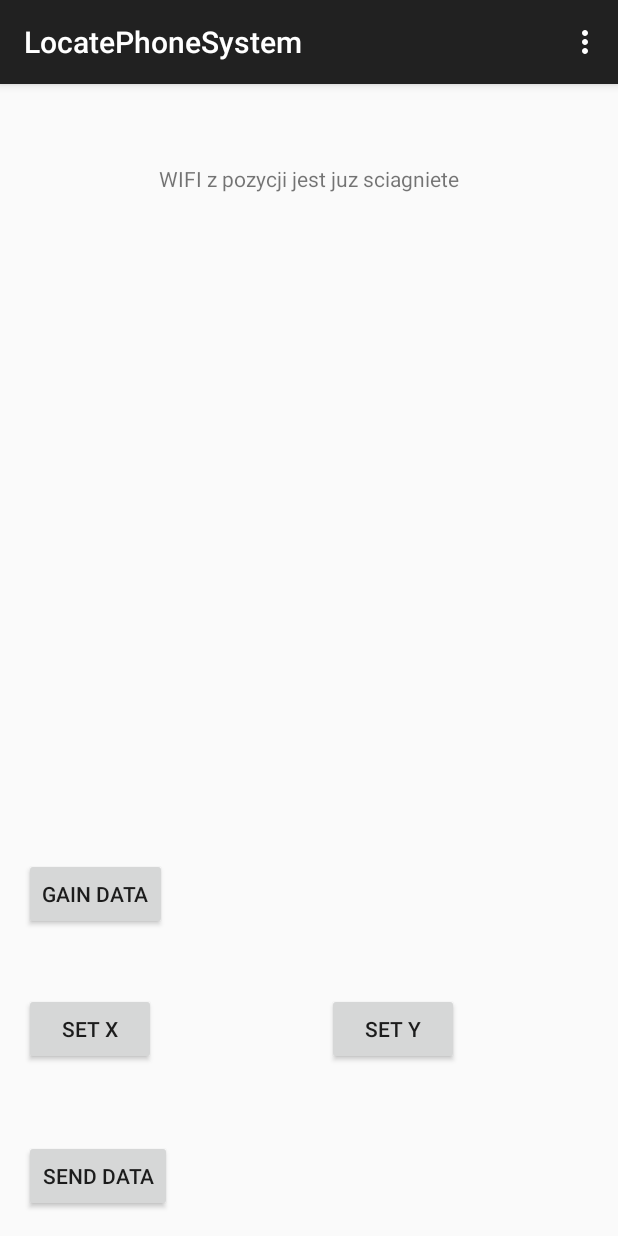
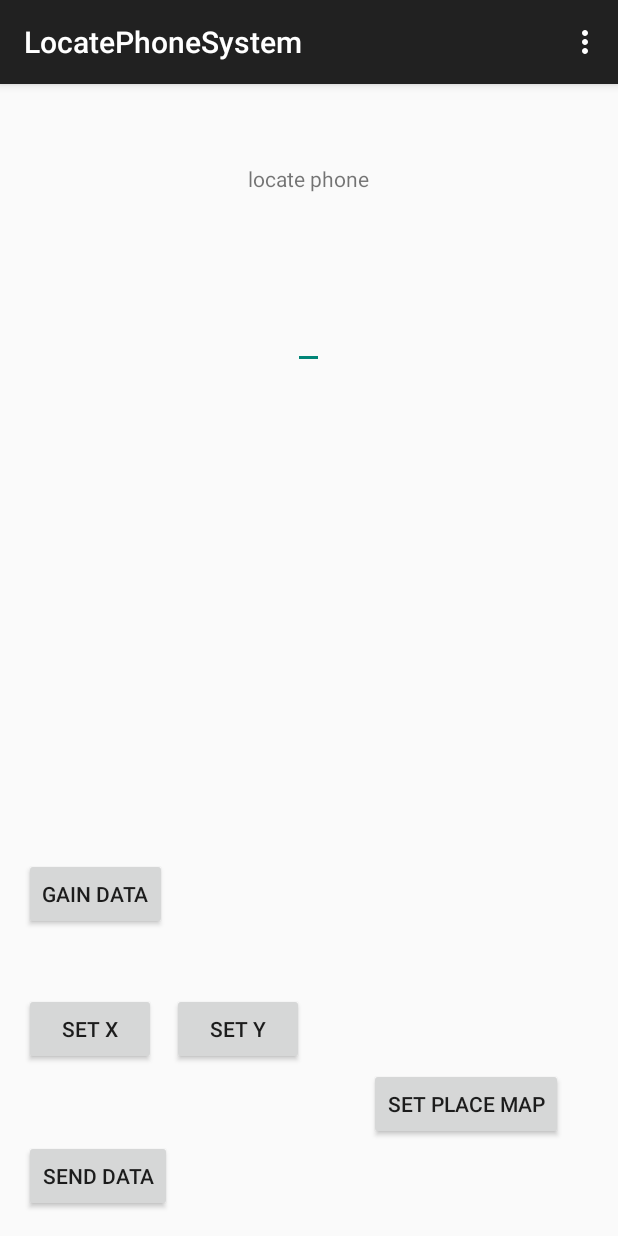
Before and after one commit to Pankejk/locatePhone, an Android app: the screen it shows after launch (MainActivity), in the options menu, after a tap on "Settings", on a phone screen of 412 x 824 dp. Run offline under Robolectric (Android 15) with nearby library versions, the phone set to English and light mode, and no system bars.

Commit message:
ADD NEW GUI. CREATE GAIN DATA CLASS.

```diff
--- a/LocatePhoneSystem/app/src/main/AndroidManifest.xml
+++ b/LocatePhoneSystem/app/src/main/AndroidManifest.xml
@@ -26,6 +26,12 @@
                 <category android:name="android.intent.category.LAUNCHER" />
             </intent-filter>
         </activity>
+
+        <service
+            android:name=".GainData"
+            android:enabled="true" >
+        </service>
+
     </application>
 
 </manifest>
--- a/LocatePhoneSystem/app/src/main/java/com/example/mike/locatephonesystem/MainActivity.java
+++ b/LocatePhoneSystem/app/src/main/java/com/example/mike/locatephonesystem/MainActivity.java
@@ -2,6 +2,7 @@ package com.example.mike.locatephonesystem;
 
 import android.app.Activity;
 import android.content.Context;
+import android.content.Intent;
 import android.hardware.Sensor;
 import android.hardware.SensorEvent;
 import android.hardware.SensorEventListener;
@@ -18,6 +19,7 @@ import android.view.Menu;
 import android.view.MenuItem;
 import android.view.View;
 import android.widget.Button;
+import android.widget.EditText;
 import android.widget.TextView;
 import android.widget.Toast;
 
@@ -54,11 +56,16 @@ public class MainActivity extends ActionBarActivity implements SensorEventListen
     private static List<String> rssiJson = new ArrayList<String>();
     //private static List<String> locationMagneticJson = new ArrayList<String>();
     //private static List<String> locationRssiJson = new ArrayList<String>();
-    List<StringEntity> magneticEntity = null;
-    List<StringEntity> rssiEntity = null;
+    List<StringEntity> entityMagnetic = new ArrayList<>();
+    List<StringEntity> entityRssi = new ArrayList<>();
     private static Float x = Float.valueOf(0);
     private static Float y = Float.valueOf(0);
+    private static String place_name = "DEFAULT";
+
     private static TextView textView;
+    private static EditText editText;
+
+    private static GainData dataCollector;
 
 
 
@@ -71,19 +78,22 @@ public class MainActivity extends ActionBarActivity implements SensorEventListen
         Button button2 = (Button) findViewById(R.id.button2);
         button2.setOnClickListener(this);
         Button button3 = (Button) findViewById(R.id.button3);
-        button2.setOnClickListener(this);
+        button3.setOnClickListener(this);
         Button button4 = (Button) findViewById(R.id.button4);
-        button2.setOnClickListener(this);
+        button4.setOnClickListener(this);
+        Button button5 = (Button) findViewById(R.id.button4);
+        button5.setOnClickListener(this);
         textView = (TextView) findViewById(R.id.textView);
+        editText = (EditText) findViewById(R.id.editText);
 
-        mSensorManager = (SensorManager) getSystemService(Context.SENSOR_SERVICE);
-
-        wifiManager = (WifiManager) getSystemService(Context.WIFI_SERVICE);
+        //mSensorManager = (SensorManager) getSystemService(Context.SENSOR_SERVICE);
+        //wifiManager = (WifiManager) getSystemService(Context.WIFI_SERVICE);
         /*for (ScanResult item : wifiSeen){
             Log.i("Info" , item.toString());
         }*/
 
-        if (mSensorManager.getDefaultSensor(Sensor.TYPE_MAGNETIC_FIELD) != null){
+        //dataCollector = new GainData(this);
+       // if (mSensorManager.getDefaultSensor(Sensor.TYPE_MAGNETIC_FIELD) != null){
             // Success! There's a magnetometer.
            /* String status= "";
             List<Sensor> mmSensor = mSensorManager.getSensorList(Sensor.TYPE_MAGNETIC_FIELD);
@@ -138,16 +148,23 @@ public class MainActivity extends ActionBarActivity implements SensorEventListen
             //new HttpAsyncTask().execute("http://hmkcode.appspot.com/jsonservlet");
 
             //Log.i("Max delay: ", maxDelay.toString());
-        }
-        else {
+       // }
+        //else {
             // Failure! No magnetometer.
-        }
+       // }
     }
 
     public void onClick(View v) {
         switch (v.getId()) {
             case  R.id.button: {
-                magneticList.clear();
+                Intent intent = new Intent(this, GainData.class);
+                intent.putExtra(GainData.X_INTENT,x);
+                intent.putExtra(GainData.Y_INTENT,y);
+                intent.putExtra(GainData.PLACE_NAME_INTENT,place_name);
+
+                startService(intent);
+                //dataCollector.startGainData(x,y, place_name);
+                /*magneticList.clear();
                 wifiSeen.clear();
                 textView.clearComposingText();
                 List<Sensor> mmSensor = mSensorManager.getSensorList(Sensor.TYPE_MAGNETIC_FIELD);
@@ -174,7 +191,7 @@ public class MainActivity extends ActionBarActivity implements SensorEventListen
                     } catch (JSONException e) {
                         e.printStackTrace();
                     }
-                }
+                }*/
                 break;
                 //new HttpAsyncTask().execute("http://hmkcode.appspot.com/jsonservlet");
                 // do something for button 1 click
@@ -184,15 +201,23 @@ public class MainActivity extends ActionBarActivity implements SensorEventListen
                 // do something for button 2 click
                 //preapreStringEntity();
                 //sendData();//new HttpAsyncTask().execute("http://hmkcode.appspot.com/jsonservlet");//sendData();
-                new HttpAsyncTask().execute("http://hmkcode.appspot.com/jsonservlet");
+                //entityRssi = dataCollector.getMagneticEntityList();
+                //entityMagnetic = dataCollector.getRssiEntityList();
+                //new HttpAsyncTask().execute("http://hmkcode.appspot.com/jsonservlet");
                 break;
             }
 
             case R.id.button3:{
                 x +=1;
+                break;
             }
             case R.id.button4:{
                 y +=2;
+                break;
+            }
+            case R.id.button5:{
+                this.place_name=editText.getText().toString();
+                break;
             }
         }
     }
@@ -251,7 +276,7 @@ public class MainActivity extends ActionBarActivity implements SensorEventListen
         Log.i("INFO", "JSONY GOTOWE");
 
     }
-
+/*
     public void preapreStringEntity(){
 
         try {
@@ -267,7 +292,7 @@ public class MainActivity extends ActionBarActivity implements SensorEventListen
             e.printStackTrace();
         }
         Log.i("Max delay: ", "String entity gotowe");
-    }
+    }*/
 
     public StringEntity prepareStringEntity(String tmp){
 
@@ -284,7 +309,7 @@ public class MainActivity extends ActionBarActivity implements SensorEventListen
     }
 
     public String sendData(){
-        Log.i("Max delay: ", "Weszło");
+        Log.i("MAIN ACTIVITY ", "Weszło");
         //magneticList.add("Michalzxc");
         //magneticList.add("Pawel");
         InputStream inputStream = null;
@@ -293,15 +318,15 @@ public class MainActivity extends ActionBarActivity implements SensorEventListen
 
             HttpParams httpParameters = new BasicHttpParams();
             int timeoutConnection = 4000;
-            Log.i("Max delay: ", "11111111111");
+            Log.i("MAIN ACTIVITY: ", "11111111111");
             HttpConnectionParams.setConnectionTimeout(httpParameters, timeoutConnection);
             int timeoutSocket = 6000;
-            Log.i("Max delay: ", "2222222222222222");
+            Log.i("MAIN ACTIVITY: ", "2222222222222222");
             HttpConnectionParams.setSoTimeout(httpParameters, timeoutSocket);
-            Log.i("Max delay: ", "3333333333333333333");
+            Log.i("MAIN ACTIVITY: ", "3333333333333333333");
             HttpClient httpclient = new DefaultHttpClient();
-            URI absolute = new URI("http://192.168.1.19:81");
-            Log.i("Max delay: ", "44444444444444444444444");
+            URI absolute = new URI("http://192.168.1.31:8080");
+            Log.i("MAIN ACTIVITY: ", "44444444444444444444444");
             //String json = "";
             /*JSONObject jsonObject = new JSONObject();
             for (String item : magneticList) {
@@ -316,7 +341,7 @@ public class MainActivity extends ActionBarActivity implements SensorEventListen
 
             // 5. set json to StringEntity
 
-            Log.i("Max delay: ", "5555555555555555555555555555");
+            /*Log.i("MAIN ACTIVITY: ", "5555555555555555555555555555");
             //StringEntity se = new StringEntity(json);
             // 6. set httpPost Entity
             for (String se : magneticJson){
@@ -324,11 +349,11 @@ public class MainActivity extends ActionBarActivity implements SensorEventListen
                 httpPost.setEntity(prepareStringEntity(se));
                 httpPost.setHeader("Accept", "application/json");
                 httpPost.setHeader("content-type", "application/json");
-                Log.i("Max delay: ", "66666666666666666666");
+                Log.i("MAIN ACTIVITY: ", "66666666666666666666");
                 if (isConnected()){
                     Log.i("CONTENT",se);
                     HttpResponse httpResponse = httpclient.execute(httpPost);
-                    Log.i("Max delay: ", "777777777777777777777777  ");
+                    Log.i("MAIN ACTIVITY: ", "777777777777777777777777  ");
                     Log.i("INFO", httpResponse.toString());
                 }
 
@@ -342,33 +367,38 @@ public class MainActivity extends ActionBarActivity implements SensorEventListen
                 httpPost.setEntity(prepareStringEntity(se));
                 httpPost.setHeader("Accept", "application/json");
                 httpPost.setHeader("content-type", "application/json");
-                Log.i("Max delay: ", "8888888888888");
+                Log.i("MAIN ACTIVITY: ", "8888888888888");
                 if (isConnected()) {
                     HttpResponse httpResponse = httpclient.execute(httpPost);
-                    Log.i("Max delay: ", "999999999999999999999  ");
+                    Log.i("MAIN ACTIVITY: ", "999999999999999999999  ");
                     Log.i("INFO", httpResponse.toString());
                 }
+            }*/
+            HttpPost httpPost = new HttpPost(absolute);
+            Log.i("MAIN ACTIVITY: ", "66666666666666666666");
+            httpPost.setEntity(entityMagnetic.get(0));
+            for (StringEntity en : entityRssi){
+                httpPost.setEntity(en);
             }
-            /*HttpPost httpPost = new HttpPost(absolute);
-            Log.i("Max delay: ", "66666666666666666666");
-            httpPost.setEntity(prepareStringEntity(rssiJson.get(0)));
-            Log.i("Max delay: ", "7777777777777777777777777777");
+
+            Log.i("MAIN ACTIVITY: ", "7777777777777777777777777777");
             httpPost.setHeader("Accept", "application/json");
-            Log.i("Max delay: ", "888888888888888888888");
+            Log.i("MAIN ACTIVITY: ", "888888888888888888888");
             httpPost.setHeader("content-type", "application/json");
             //Log.i("POST:" , prepareStringEntity(rssiJson.get(0)).getContent().toString());
-            Log.i("Max delay: ", "999999999999999999999");
+            Log.i("MAIN ACTIVITY: ", "999999999999999999999");
             if (isConnected()){
                 //Log.i("CONTENT",se);
-                Log.i("Max delay: ", "YYYYYYYYYYYYYYYYYYYY");
+                Log.i("MAIN ACTIVITY: ", "YYYYYYYYYYYYYYYYYYYY");
                 try {
                     HttpResponse httpResponse = httpclient.execute(httpPost);
+                    Log.i("MAIN ACTIVITY: ", httpResponse.toString());
                 }catch(Exception ex){
                     ex.printStackTrace();
                 }
-                Log.i("Max delay: ", "rrrrrrrrrrrrrrrrrrrr  ");
+                Log.i("MAIN ACTIVITY: ", "rrrrrrrrrrrrrrrrrrrr  ");
                // Log.i("INFO", httpResponse.toString());
-            }*/
+            }
 
 
             // 7. Set some headers to inform server about the type of the content
@@ -378,7 +408,7 @@ public class MainActivity extends ActionBarActivity implements SensorEventListen
             // 8. Execute POST request to the given URL
            // httpclient.getConnectionManager();
             //Log.i("INFO",json);
-           // Log.i("Max delay: ", "Weszło1111");
+           // Log.i("MAIN ACTIVITY: ", "Weszło1111");
             //if (isConnected()) {
             //    HttpResponse httpResponse = httpclient.execute(httpPost);
             //    Log.i("INFO", httpResponse.toString());
@@ -397,6 +427,7 @@ public class MainActivity extends ActionBarActivity implements SensorEventListen
             //Could do something better with response.
         }catch(Exception e){
             Log.i("InputStream", "przejebka");
+            e.printStackTrace();
         }
         return "";
     }
@@ -457,7 +488,7 @@ public class MainActivity extends ActionBarActivity implements SensorEventListen
         //magnetList.add(event.values[0]);
         //magnetList.add(event.values[1]);
         //magnetList.add(event.values[2]);
-        if (mSensorManager.getDefaultSensor(Sensor.TYPE_MAGNETIC_FIELD) != null) {
+      //  if (mSensorManager.getDefaultSensor(Sensor.TYPE_MAGNETIC_FIELD) != null) {
             List<Float> tmp = new ArrayList<Float>();
             tmp.add(event.values[0]);
             tmp.add(event.values[1]);
@@ -470,7 +501,7 @@ public class MainActivity extends ActionBarActivity implements SensorEventListen
             magneticList.add(tmp.get(2));
             sensorCounter++;
             stopMagnetometer();
-        }
+        //}
         //sendData(magneticCurrent);
 
         // Do something with this sensor value.
@@ -478,8 +509,8 @@ public class MainActivity extends ActionBarActivity implements SensorEventListen
 
     public void stopMagnetometer(){
         if (sensorCounter == 20) {
-            mSensorManager.unregisterListener(this);
-            mSensor=null;
+           // mSensorManager.unregisterListener(this);
+            //mSensor=null;
             Integer size = magneticList.size();
             textView.setText("Pole magnetyczne z pozycji jest juz sciagniete\n");
             Log.i("INFO", size.toString());
@@ -509,12 +540,12 @@ public class MainActivity extends ActionBarActivity implements SensorEventListen
     @Override
     protected void onResume() {
         super.onResume();
-        mSensorManager.registerListener(this, mSensor, SensorManager.SENSOR_DELAY_FASTEST,  SensorManager.SENSOR_STATUS_ACCURACY_HIGH);
+        //mSensorManager.registerListener(this, mSensor, SensorManager.SENSOR_DELAY_FASTEST,  SensorManager.SENSOR_STATUS_ACCURACY_HIGH);
     }
 
     @Override
     protected void onPause() {
         super.onPause();
-        mSensorManager.unregisterListener(this);
+       // mSensorManager.unregisterListener(this);
     }
 }
--- a/LocatePhoneSystem/app/src/main/res/layout/activity_main.xml
+++ b/LocatePhoneSystem/app/src/main/res/layout/activity_main.xml
@@ -3,9 +3,10 @@
     android:layout_height="match_parent" android:paddingLeft="@dimen/activity_horizontal_margin"
     android:paddingRight="@dimen/activity_horizontal_margin"
     android:paddingTop="@dimen/activity_vertical_margin"
-    android:paddingBottom="@dimen/activity_vertical_margin" tools:context=".MainActivity">
+    android:paddingBottom="@dimen/activity_vertical_margin" tools:context=".MainActivity"
+    android:id="@+id/textview">
 
-    <TextView android:text="@string/hello_world" android:layout_width="wrap_content"
+    <TextView android:text="locate phone" android:layout_width="wrap_content"
         android:layout_height="wrap_content"
         android:layout_alignParentTop="true"
         android:layout_centerHorizontal="true"
@@ -43,7 +44,23 @@
         android:layout_height="wrap_content"
         android:text="set y"
         android:id="@+id/button4"
-        android:layout_alignTop="@+id/button3"
-        android:layout_alignEnd="@+id/textView" />
+        android:layout_below="@+id/button"
+        android:layout_toEndOf="@+id/button2" />
+
+    <EditText
+        android:layout_width="wrap_content"
+        android:layout_height="wrap_content"
+        android:id="@+id/editText"
+        android:layout_below="@+id/textView"
+        android:layout_centerHorizontal="true"
+        android:layout_marginTop="72dp" />
+
+    <Button
+        android:layout_width="wrap_content"
+        android:layout_height="wrap_content"
+        android:text="SET PLACE MAP"
+        android:id="@+id/button5"
+        android:layout_above="@+id/button2"
+        android:layout_toEndOf="@+id/textView" />
 
 </RelativeLayout>
```
